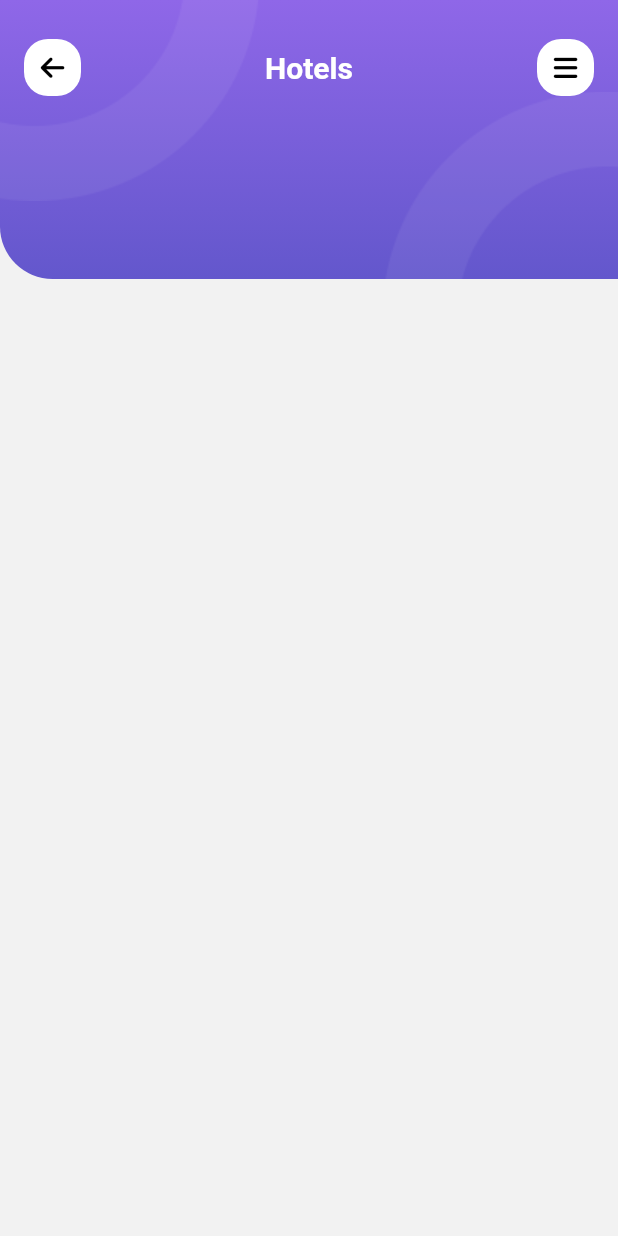
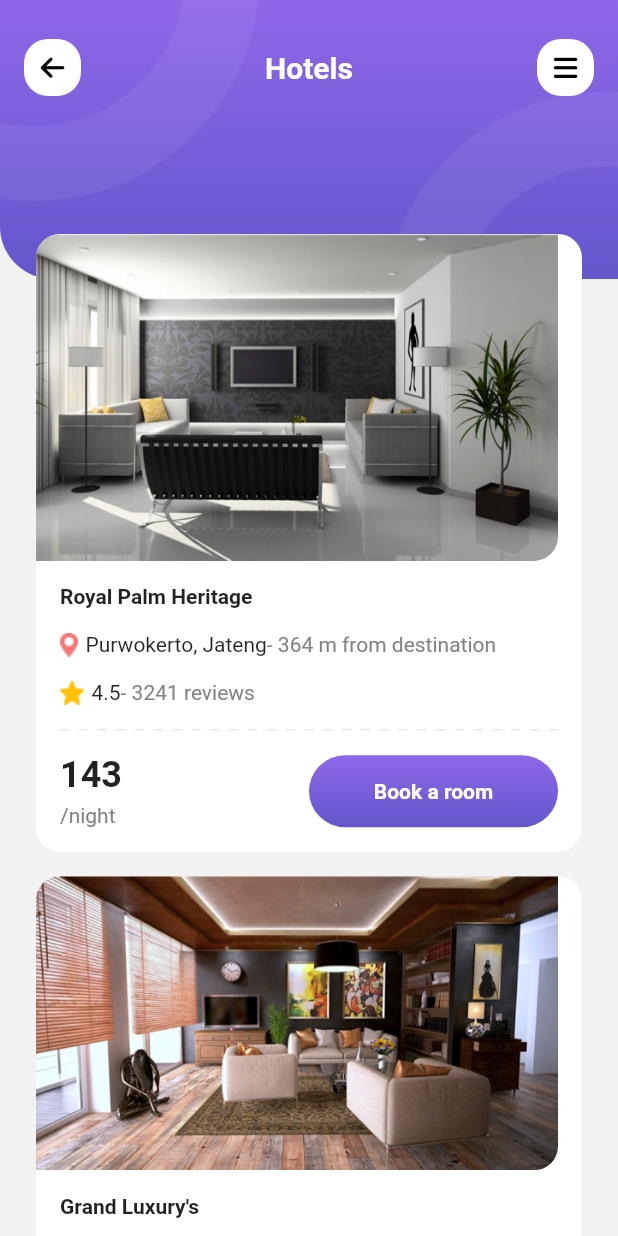
Before and after one commit to tychicus04/travo_app, a Flutter app: the HotelsScreen screen opened by its route, on a phone screen of 412 x 824 dp. Run offline on Flutter 3.47's test engine with Material 2 defaults, Android fonts, the phone set to English and light mode, and no system bars; our stand-ins replace font_awesome_flutter, hive_flutter, salomon_bottom_bar, smooth_page_indicator, syncfusion_flutter_datepicker; accounts and stored records are empty.

Commit message:
hotels-screen

```diff
--- a/lib/core/helpers/asset_helper.dart
+++ b/lib/core/helpers/asset_helper.dart
@@ -12,6 +12,9 @@ class AssetHelper {
   static const String japan = 'assets/images/japan.png';
   static const String turkey = 'assets/images/turkey.png';
   static const String dubai = 'assets/images/dubai.png';
+  static const String room1 = 'assets/images/room1.png';
+  static const String room2 = 'assets/images/room2.png';
+  static const String room3 = 'assets/images/room3.png';
 
   // icon
   static const String icoFlight = 'assets/icons/flight.png';
@@ -24,4 +27,6 @@ class AssetHelper {
   static const String icoRoom = 'assets/icons/room.png';
   static const String icoIncre = 'assets/icons/increase.png';
   static const String icoDecre = 'assets/icons/decrease.png';
+  static const String icoLocat = 'assets/icons/location.png';
+  static const String icoStar = 'assets/icons/star.png';
 }
--- a/lib/representation/screens/hotels_screen.dart
+++ b/lib/representation/screens/hotels_screen.dart
@@ -1,5 +1,8 @@
 import 'package:flutter/material.dart';
+import 'package:project_02/core/helpers/asset_helper.dart';
 import 'package:project_02/representation/widgets/app_bar_containner.dart';
+import 'package:project_02/data/models/hotel_model.dart';
+import 'package:project_02/representation/widgets/item_hotel_widget.dart';
 
 class HotelsScreen extends StatefulWidget {
   const HotelsScreen({super.key});
@@ -11,14 +14,47 @@ class HotelsScreen extends StatefulWidget {
 }
 
 class _HotelsScreenState extends State<HotelsScreen> {
+
+  final List<HotelModel> listHotel = [
+    HotelModel(
+      hotelImage: AssetHelper.room1,
+      hotelName: 'Royal Palm Heritage',
+      location: 'Purwokerto, Jateng',
+      awayKilometer: '364 m',
+      star: 4.5,
+      numberOfReview: 3241,
+      price: 143,
+    ),
+    HotelModel(
+      hotelImage: AssetHelper.room2,
+      hotelName: 'Grand Luxury\'s',
+      location: 'Banyumas, Jateng',
+      awayKilometer: '2.3 km',
+      star: 4.2,
+      numberOfReview: 3241,
+      price: 234,
+    ),
+    HotelModel(
+      hotelImage: AssetHelper.room3,
+      hotelName: 'The Orlando House',
+      location: 'Ajibarang, Jateng',
+      awayKilometer: '1.1 km',
+      star: 3.8,
+      numberOfReview: 1234,
+      price: 132,
+    ),
+  ];
+
   @override
   Widget build(BuildContext context) {
-    return const AppBarContainerWidget(
+    return AppBarContainerWidget(
       titleString: 'Hotels',
       implementLeading: true,
       implementBar: true,
       child: SingleChildScrollView(
-        child: Column(),
+        child: Column(
+          children: listHotel.map((e) => ItemHotelWidget(hotelModel: e)).toList(),
+        ),
       ),
     );
   }
--- a/lib/representation/widgets/item_hotel_widget.dart
+++ b/lib/representation/widgets/item_hotel_widget.dart
@@ -1,7 +1,11 @@
 import 'package:flutter/material.dart';
+import 'package:project_02/core/constants/color_constants.dart';
 import 'package:project_02/core/constants/dismension_constants.dart';
+import 'package:project_02/core/helpers/asset_helper.dart';
 import 'package:project_02/core/helpers/image_healper.dart';
 import 'package:project_02/data/models/hotel_model.dart';
+import 'package:project_02/representation/widgets/button_widget.dart';
+import 'package:project_02/representation/widgets/dash_line.dart';
 
 class ItemHotelWidget extends StatelessWidget {
   const ItemHotelWidget({super.key, required this.hotelModel});
@@ -15,8 +19,9 @@ class ItemHotelWidget extends StatelessWidget {
         borderRadius: BorderRadius.circular(kDefaultPadding),
         color: Colors.white,
       ),
-      margin: EdgeInsets.only(bottom: kDefaultPadding),
+      margin: const EdgeInsets.only(bottom: kDefaultPadding),
       child: Column(
+        crossAxisAlignment: CrossAxisAlignment.center,
         children: [
           Container(
             width: double.infinity,
@@ -27,12 +32,104 @@ class ItemHotelWidget extends StatelessWidget {
                 topLeft: Radius.circular(
                   kDefaultPadding
                 ),
-                topRight: Radius.circular(
+                bottomRight: Radius.circular(
                   kDefaultPadding
                 ),
               ),
             )
-          )
+          ),
+          Padding(
+            padding: const EdgeInsets.all(
+              kDefaultPadding,
+            ),
+            child: Column(
+              crossAxisAlignment: CrossAxisAlignment.start,
+              children: [
+                Text(
+                  hotelModel.hotelName,
+                  style: const TextStyle(
+                    fontWeight: FontWeight.bold
+                  ),
+                ),
+                const SizedBox(
+                  height: kDefaultPadding,
+                ),
+                Row(
+                  children: [
+                    ImageHelper.loadFromAsset(AssetHelper.icoLocat),
+                    const SizedBox(
+                      width: kMinPadding,
+                    ),
+                    Text(
+                      hotelModel.location,
+                    ),
+                    Text(
+                      '- ${hotelModel.awayKilometer} from destination',
+                      style: const TextStyle(
+                        color: ColorPalette.subTitleColor,
+                      ),
+                      maxLines: 2,
+                    )
+                  ]
+                ),
+                const SizedBox(
+                  height: kDefaultPadding,
+                ),
+                Row(
+                  children: [
+                    ImageHelper.loadFromAsset(AssetHelper.icoStar),
+                    const SizedBox(
+                      width: kMinPadding,
+                    ),
+                    Text(
+                      hotelModel.star.toString(),
+                    ),
+                    Text(
+                      '- ${hotelModel.numberOfReview} reviews',
+                      style: const TextStyle(
+                        color: ColorPalette.subTitleColor,
+                      ),
+                    )
+                  ]
+                ),
+                const DashLineWidget(),
+                Row(
+                  children: [
+                    Expanded(
+                      child: Column(
+                        crossAxisAlignment: CrossAxisAlignment.start,
+                        children: [
+                          Text(
+                            hotelModel.price.toString(),
+                            style: const TextStyle(
+                              fontWeight: FontWeight.bold,
+                              fontSize: 24
+                            ),
+                          ),
+                          const SizedBox(
+                            height: kMinPadding,
+                          ),
+                          const Text(
+                            '/night',
+                            style: TextStyle(
+                              color: ColorPalette.subTitleColor,
+                            ),
+                          ),
+                        ],
+                      ),
+                    ),
+                    Expanded(
+                      child: ButtonWidget(
+                        title: 'Book a room',
+                        ontap: () {
+                        },
+                      ),
+                    ),
+                  ],
+                ),
+              ],
+            ),
+          ),
         ]
       ),
     );
```
Also changed, not shown: assets/icons/location.png (added), assets/icons/star.png (added).
